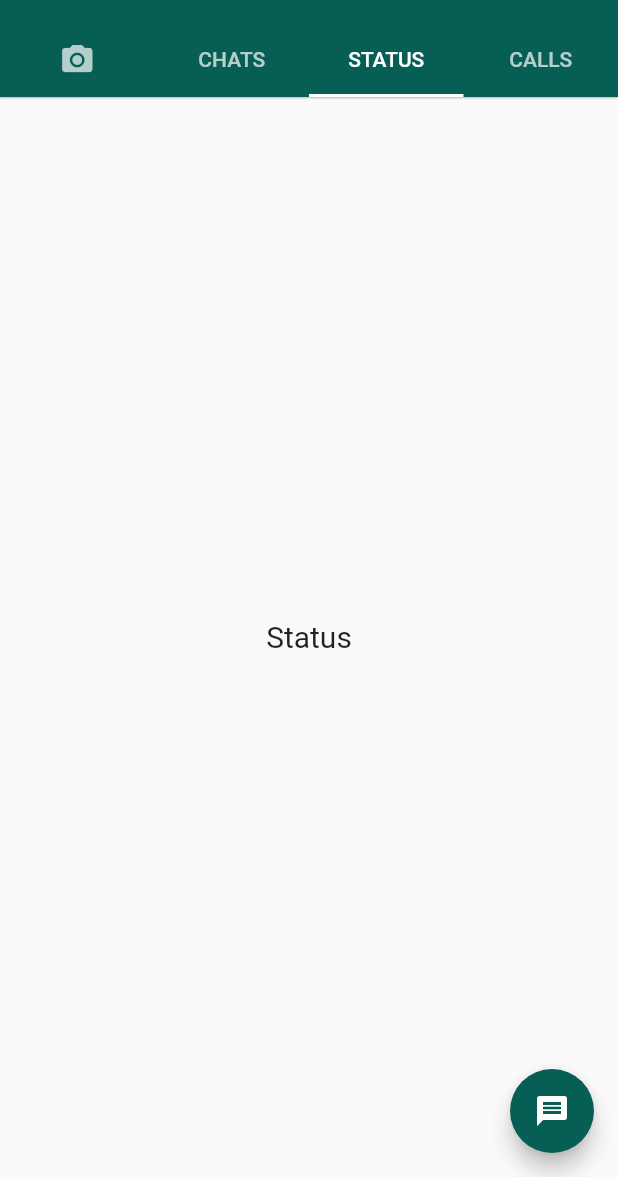
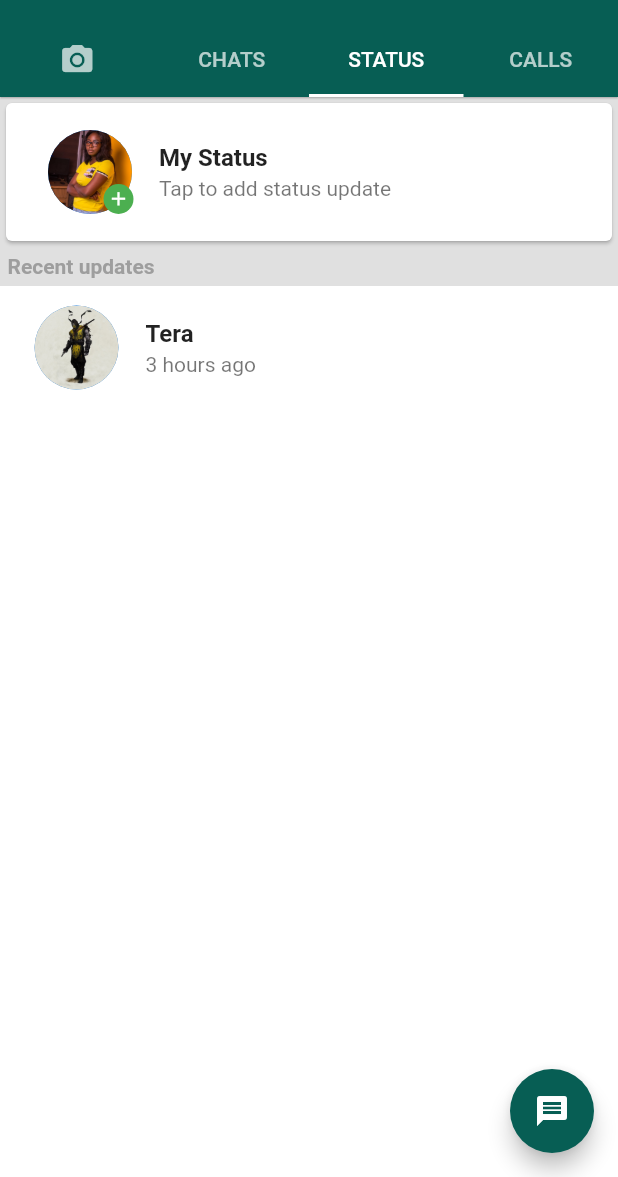
Before and after one commit to QwequSandies/whatsapp_clone, a Flutter app: the screen it shows after launch, tab 3 chosen, on a phone screen of 412 x 824 dp, the part 59-1236 px from its top. Run offline on Flutter 3.47's test engine with Material 2 defaults, Android fonts, the phone set to English and light mode, and no system bars; network calls fail.

Commit message:
update status.dart

```diff
--- a/lib/models/chat_model.dart
+++ b/lib/models/chat_model.dart
@@ -12,23 +12,21 @@ List<ChatModel> dummyChat = [
       name: "Shelby",
       message: "Chale you get tuts for dart",
       time: "11:30",
-      avatarUrl:
-          "https://i.pinimg.com/originals/c7/96/38/c79638865c40c5652185e2d7450b614a.jpg"),
+      avatarUrl: 'https://picsum.photos/250?image=9'),
   new ChatModel(
       name: "Akrofi ",
       message: "COD anaa!",
       time: "3:30",
-      avatarUrl:
-          "https://i.pinimg.com/originals/c7/96/38/c79638865c40c5652185e2d7450b614a.jpg"),
+      avatarUrl: "https://picsum.photos/250?image=9"),
   new ChatModel(
       name: "Tera",
-      message: "Wassup, you dey house !",
+      message: "Wassup, you dey house ",
       time: "5:00",
       avatarUrl:
           "http://www.usanetwork.com/sites/usanetwork/files/styles/629x720/public/suits_cast_harvey.jpg?itok=fpTOeeBb"),
   new ChatModel(
       name: "Enam",
-      message: "I'm good!",
+      message: "I'm good",
       time: "10:30",
       avatarUrl:
           "http://www.usanetwork.com/sites/usanetwork/files/styles/629x720/public/suits_cast_harvey.jpg?itok=fpTOeeBb"),
--- a/lib/screens/status.dart
+++ b/lib/screens/status.dart
@@ -1,12 +1,92 @@
 import 'package:flutter/material.dart';
 
-class StatusScreen extends StatelessWidget {
+class StatusScreen extends StatefulWidget {
+  @override
+  _StatusScreenState createState() => _StatusScreenState();
+}
+
+class _StatusScreenState extends State<StatusScreen> {
   @override
   Widget build(BuildContext context) {
-    return Center(
-      child: Text(
-        'Status',
-        style: TextStyle(fontSize: 20),
+    return Container(
+      color: Colors.grey[300],
+      child: Column(
+        crossAxisAlignment: CrossAxisAlignment.start,
+        children: [
+          Card(
+            color: Colors.white,
+            child: Padding(
+              padding: const EdgeInsets.all(10),
+              child: ListTile(
+                leading: Stack(
+                  children: [
+                    CircleAvatar(
+                      radius: 30,
+                      backgroundImage: AssetImage('images/me.jpg'),
+                    ),
+                    Positioned(
+                      bottom: 0,
+                      right: 1,
+                      child: Container(
+                        height: 20,
+                        width: 20,
+                        child: Icon(
+                          Icons.add,
+                          color: Colors.white,
+                          size: 15,
+                        ),
+                        decoration: BoxDecoration(
+                            color: Colors.green, shape: BoxShape.circle),
+                      ),
+                    )
+                  ],
+                ),
+                title: Text(
+                  'My Status',
+                  style: TextStyle(
+                    fontWeight: FontWeight.bold,
+                  ),
+                ),
+                subtitle: Text(
+                  'Tap to add status update',
+                ),
+              ),
+            ),
+          ),
+          Padding(
+            padding: const EdgeInsets.all(5),
+            child: Text(
+              "Recent updates",
+              style: TextStyle(
+                color: Colors.grey,
+                fontWeight: FontWeight.bold,
+              ),
+            ),
+          ),
+          Expanded(
+              child: Container(
+            padding: const EdgeInsets.all(5),
+            color: Colors.white,
+            child: ListView(
+              children: [
+                ListTile(
+                  leading: CircleAvatar(
+                    radius: 30,
+                    backgroundImage: AssetImage('images/102.jpg'),
+                  ),
+                  title: Text(
+                    'Tera',
+                    style: TextStyle(fontWeight: FontWeight.bold),
+                  ),
+                  subtitle: Text(
+                    '3 hours ago',
+                  ),
+                  onTap: () {},
+                )
+              ],
+            ),
+          ))
+        ],
       ),
     );
   }
--- a/pubspec.yaml
+++ b/pubspec.yaml
@@ -45,9 +45,8 @@ flutter:
   uses-material-design: true
 
   # To add assets to your application, add an assets section, like this:
-  # assets:
-  #   - images/a_dot_burr.jpeg
-  #   - images/a_dot_ham.jpeg
+  assets:
+    - images/
 
   # An image asset can refer to one or more resolution-specific "variants", see
   # https://flutter.dev/assets-and-images/#resolution-aware.
```
Also changed, not shown: images/102.jpg (added), images/me.jpg (added).
